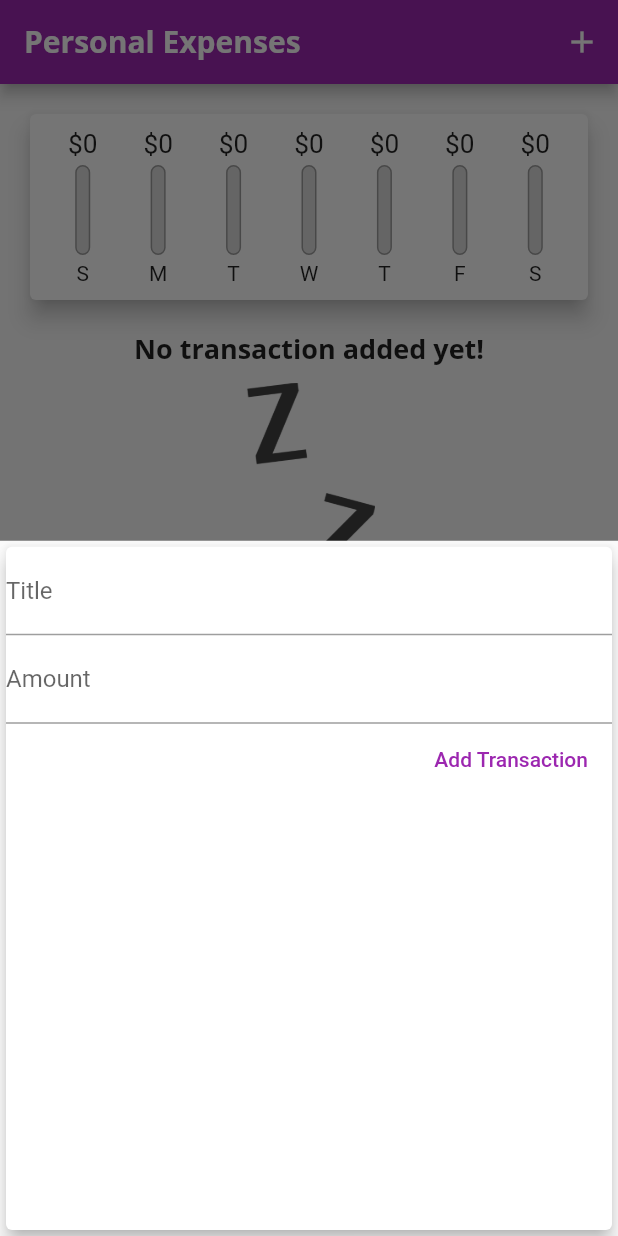
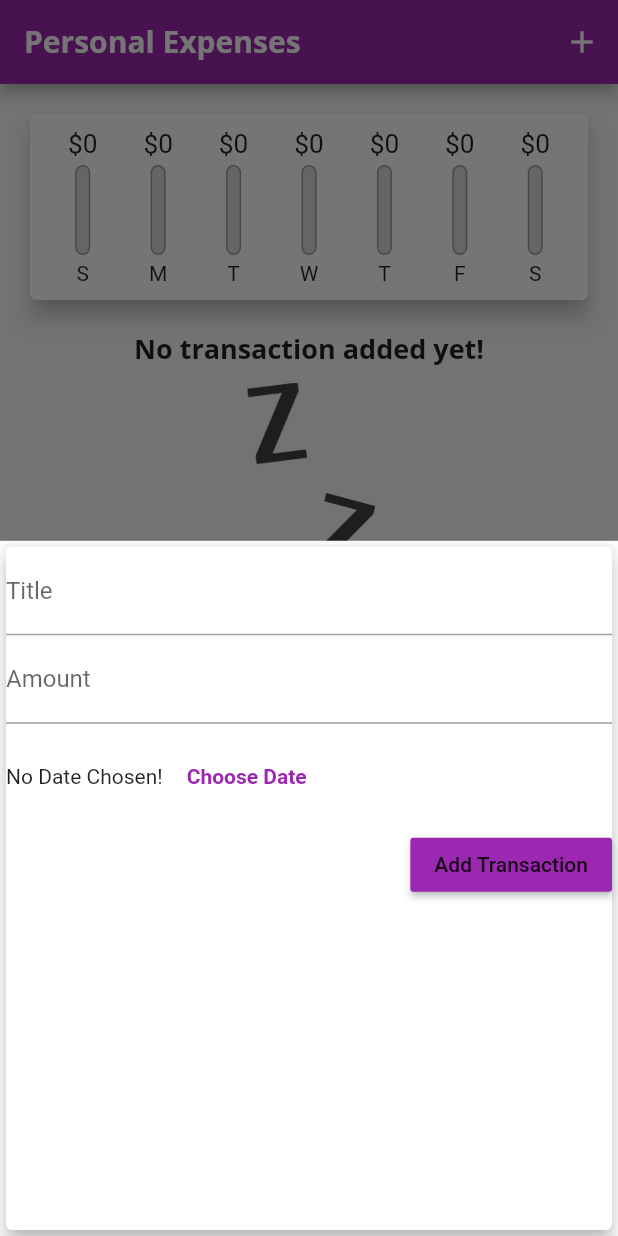
Before and after one commit to socheathorl/com_flutter_guide, a Flutter app: the screen it shows after launch, after a tap on the "add" icon, on a phone screen of 412 x 824 dp. Run offline on Flutter 3.47's test engine with Material 2 defaults, Android fonts, the phone set to English and light mode, and no system bars.

```diff
--- a/lib/main.dart
+++ b/lib/main.dart
@@ -29,6 +29,9 @@ class MyApp extends StatelessWidget {
                   fontFamily: 'OpenSans',
                   fontSize: 20,
                   fontWeight: FontWeight.bold,
+                ),
+                button: TextStyle(
+                  color: Colors.white,
                 ),
               ),
         ),
--- a/lib/widgets/new_transaction.dart
+++ b/lib/widgets/new_transaction.dart
@@ -49,9 +49,27 @@ class _NewTransactionState extends State<NewTransaction> {
               keyboardType: TextInputType.number,
               onSubmitted: (_) => submitData,
             ),
-            FlatButton(
+            Container(
+              height: 70,
+              child: Row(
+                children: <Widget>[
+                  Text('No Date Chosen!'),
+                  FlatButton(
+                      textColor: Theme.of(context).primaryColor,
+                      child: Text(
+                        'Choose Date',
+                        style: TextStyle(
+                          fontWeight: FontWeight.bold,
+                        ),
+                      ),
+                      onPressed: () {}),
+                ],
+              ),
+            ),
+            RaisedButton(
               child: Text('Add Transaction'),
-              textColor: Colors.purple,
+              color: Theme.of(context).primaryColor,
+              textColor: Theme.of(context).textTheme.button.color,
               onPressed: submitData,
             ),
           ],
```
Also changed, not shown: 1 other file.
